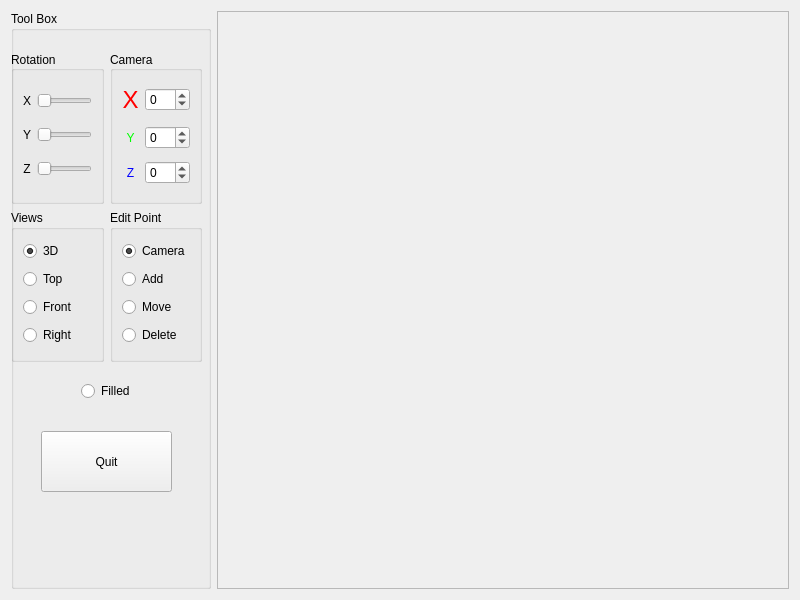
The window that MainWindow.ui (ray-z/Graphics-Assignment2) describes before a commit, drawn with Qt 5.
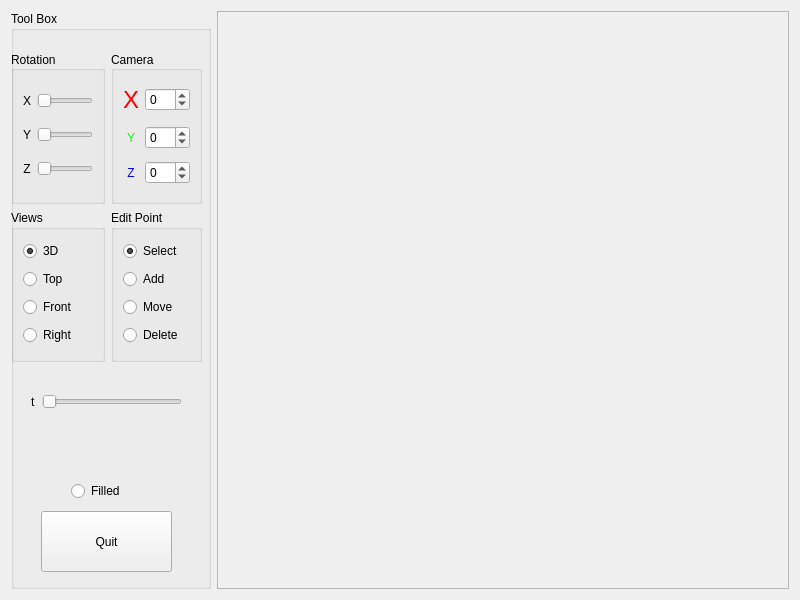
The same window after the commit.

Commit message: Using slider to move frame along splie

Diff of the .ui file:
```diff
--- a/MainWindow.ui
+++ b/MainWindow.ui
@@ -57,8 +57,8 @@
      <widget class="QRadioButton" name="radioButton">
       <property name="geometry">
        <rect>
-        <x>70</x>
-        <y>370</y>
+        <x>60</x>
+        <y>470</y>
         <width>61</width>
         <height>20</height>
        </rect>
@@ -355,7 +355,7 @@
              <bool>false</bool>
             </property>
             <property name="text">
-             <string>Camera</string>
+             <string>Select</string>
             </property>
             <property name="checked">
              <bool>true</bool>
@@ -401,7 +401,7 @@
       <property name="geometry">
        <rect>
         <x>30</x>
-        <y>420</y>
+        <y>500</y>
         <width>131</width>
         <height>61</height>
        </rect>
@@ -410,6 +410,38 @@
        <string>Quit</string>
       </property>
      </widget>
+     <widget class="QWidget" name="horizontalLayoutWidget">
+      <property name="geometry">
+       <rect>
+        <x>20</x>
+        <y>380</y>
+        <width>151</width>
+        <height>21</height>
+       </rect>
+      </property>
+      <layout class="QHBoxLayout" name="horizontalLayout">
+       <item>
+        <widget class="QLabel" name="label">
+         <property name="text">
+          <string>t</string>
+         </property>
+        </widget>
+       </item>
+       <item>
+        <widget class="QSlider" name="slider_t">
+         <property name="maximum">
+          <number>100</number>
+         </property>
+         <property name="singleStep">
+          <number>2</number>
+         </property>
+         <property name="orientation">
+          <enum>Qt::Horizontal</enum>
+         </property>
+        </widget>
+       </item>
+      </layout>
+     </widget>
     </widget>
    </item>
   </layout>
```
Left out of the diff: 82 changed lines with no effect on the pictures. The commit also changes 6 other files.
